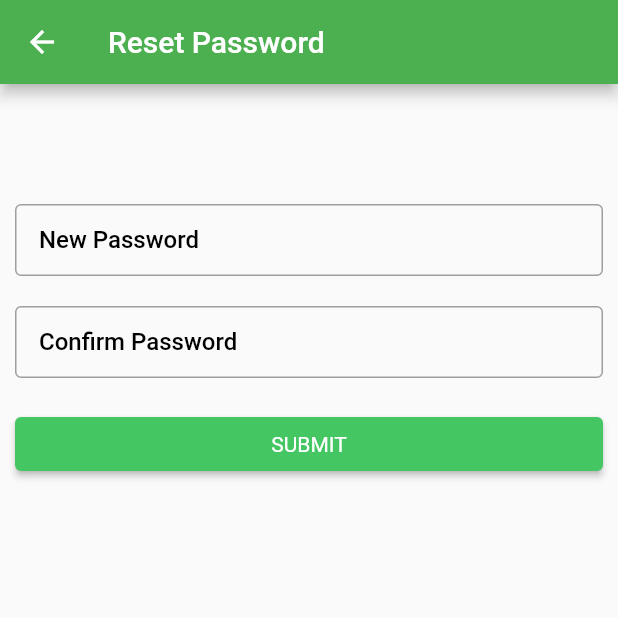
After one commit to goel-sahil/ngmart-app, a Flutter app: the ResetPasswordScreen screen opened directly, on a phone screen of 412 x 824 dp, the top half of it. The commit adds this screen. Run offline on Flutter 3.47's test engine with Material 2 defaults, Android fonts, the phone set to English and light mode, and no system bars; our stand-ins replace carousel_slider, dio, font_awesome_flutter, geolocator, shared_preferences, smooth_star_rating; missing offline and left inert: geocoder, notifier, pin_view, progressive_image; accounts and stored records are empty; Roboto replaces fonts that are missing (Helvetica).

Commit message:
Forgot password flow set

```diff
--- a/lib/Network/APIs.dart
+++ b/lib/Network/APIs.dart
@@ -7,6 +7,11 @@ class APIs {
   static const String register = "$baseUrl/register";
   static const String otpVerify = "$baseUrl/register/verify";
   static const String resendOtp = "$baseUrl/register/otp";
+  static const String forgotPassword = "$baseUrl/forget-password";
+  static const String resetPassword = "$baseUrl/reset-password";
+  static const String forgotPasswordResendOtp = "$baseUrl/forget-password/otp";
+  static const String forgotPasswordOtpVerify =
+      "$baseUrl/forget-password/verify";
   static const String getCategories = "$baseUrl/categories";
   static const String getProducts = "$baseUrl/products";
 }
--- a/lib/helper/ValidatorFunctions.dart
+++ b/lib/helper/ValidatorFunctions.dart
@@ -12,7 +12,9 @@ bool isEmailFormatValid(String email) {
 String emailValidator({
   @required String email,
 }) {
-  if (email.trim().isEmpty) {
+  if (email
+      .trim()
+      .isEmpty) {
     return 'Please enter an email address.';
   } else if (!isEmailFormatValid(email.trim())) {
     return 'Please enter a valid email address.';
@@ -22,10 +24,12 @@ String emailValidator({
 
 // Validates phone number field
 String phoneNumberValidator({@required String phoneNumber}) {
-  if (phoneNumber.trim().isEmpty) {
+  if (phoneNumber
+      .trim()
+      .isEmpty) {
     return 'Please enter a phone number.';
   }
-  if (phoneNumber.length<7) {
+  if (phoneNumber.length < 7) {
     return 'Please enter minimum 7 digit.';
   }
   return null;
@@ -33,7 +37,9 @@ String phoneNumberValidator({@required String phoneNumber}) {
 
 // Validates status field
 String statusValidator({@required String status}) {
-  if (status.trim().isEmpty) {
+  if (status
+      .trim()
+      .isEmpty) {
     return 'Please select stauts.';
   }
   return null;
@@ -41,7 +47,9 @@ String statusValidator({@required String status}) {
 
 // Validates status field
 String activityValidator({@required String activity}) {
-  if (activity.trim().isEmpty) {
+  if (activity
+      .trim()
+      .isEmpty) {
     return 'Please select activity.';
   }
   return null;
@@ -49,7 +57,9 @@ String activityValidator({@required String activity}) {
 
 // Validates message field
 String messageValidator({@required String message}) {
-  if (message.trim().isEmpty) {
+  if (message
+      .trim()
+      .isEmpty) {
     return 'Please enter message.';
   }
   return null;
@@ -57,7 +67,9 @@ String messageValidator({@required String message}) {
 
 // Validates activityDescription field
 String activityDescriptionValidator({@required String message}) {
-  if (message.trim().isEmpty) {
+  if (message
+      .trim()
+      .isEmpty) {
     return 'Please describe the activity.';
   }
   return null;
@@ -65,7 +77,9 @@ String activityDescriptionValidator({@required String message}) {
 
 // Validates attachAFile field
 String attachAFileValidator({@required String file}) {
-  if (file.trim().isEmpty) {
+  if (file
+      .trim()
+      .isEmpty) {
     return 'Please attach a file.';
   }
   return null;
@@ -91,7 +105,6 @@ bool isPasswordLengthValid(String password) {
 bool isPasswordComplexEnough(String password) {
   String p =
       r"^(?=(.*[0-9]))(?=.*[\!@#$%^&*()\\[\]{}\-_+=~`|:;'\<>,./?])(?=.*[a-z])(?=(.*[A-Z]))";
-//      r"(?=(.*[A-Z]))(?=(.*)).{8,}";
   RegExp regExp = new RegExp(p);
   return regExp.hasMatch(password);
 }
@@ -102,8 +115,16 @@ String newPasswordValidator({@required String newPassword}) {
     return 'Please enter new password.';
   } else if (!isPasswordLengthValid(newPassword)) {
     return 'Please use at least 8 characters for password.';
-  } else if (!isPasswordComplexEnough(newPassword)) {
-    return 'Please add 1 digit, 1 uppercase letter and 1 special character.';
+  }
+  return null;
+}
+
+String confirmPassword(
+    {@required String newPassword, @required String password }) {
+  if (newPassword.isEmpty) {
+    return 'Please enter confirm password.';
+  } else if (newPassword!=password) {
+    return 'Confirm password and password should match.';
   }
   return null;
 }
@@ -128,7 +149,9 @@ bool isNameFormatValid(String name) {
 
 // Validates name length
 bool isNameLengthValid(String name) {
-  if (name.trim().length >= 0) {
+  if (name
+      .trim()
+      .length >= 0) {
     return true;
   }
   return false;
@@ -136,7 +159,9 @@ bool isNameLengthValid(String name) {
 
 // Validates first name
 String firstNameValidator({@required String firstName}) {
-  if (firstName.trim().isEmpty) {
+  if (firstName
+      .trim()
+      .isEmpty) {
     return 'Please enter first name.';
   } else if (!isNameLengthValid(firstName.trim())) {
     return 'Please use at least 3 characters for first name.';
@@ -148,7 +173,9 @@ String firstNameValidator({@required String firstName}) {
 
 // Validates middle name
 String middleNameValidator({@required String middleName}) {
-  if (middleName.trim().isEmpty) {
+  if (middleName
+      .trim()
+      .isEmpty) {
     return 'Please enter middle name.';
   } else if (!isNameLengthValid(middleName.trim())) {
     return 'Please use at least 3 characters for middle name.';
@@ -160,7 +187,9 @@ String middleNameValidator({@required String middleName}) {
 
 // Validates name
 String nameValidator({@required String name}) {
-  if (name.trim().isEmpty) {
+  if (name
+      .trim()
+      .isEmpty) {
     return 'Please enter name.';
   } else if (!isNameLengthValid(name.trim())) {
     return 'Please use at least 3 characters for first name.';
@@ -172,7 +201,9 @@ String nameValidator({@required String name}) {
 
 // Validates last name
 String lastNameValidator({@required String lastName}) {
-  if (lastName.trim().isEmpty) {
+  if (lastName
+      .trim()
+      .isEmpty) {
     return 'Please enter last name.';
   } else if (!isNameLengthValid(lastName.trim())) {
     return 'Please use at least 3 characters for last name.';
@@ -184,7 +215,9 @@ String lastNameValidator({@required String lastName}) {
 
 // Validates age
 String ageValidator({@required String age}) {
-  if (age.trim().isEmpty) {
+  if (age
+      .trim()
+      .isEmpty) {
     return 'Please enter age.';
   }
   return null;
--- /dev/null
+++ b/lib/model/forgotPassword/ForgotPassword.dart
@@ -0,0 +1,39 @@
+class ForgotPasswordResponse {
+  String message;
+  Data data;
+
+  ForgotPasswordResponse({this.message, this.data});
+
+  ForgotPasswordResponse.fromJson(Map<String, dynamic> json) {
+    message = json['message'];
+    data = json['data'] != null ? new Data.fromJson(json['data']) : null;
+  }
+
+  Map<String, dynamic> toJson() {
+    final Map<String, dynamic> data = new Map<String, dynamic>();
+    data['message'] = this.message;
+    if (this.data != null) {
+      data['data'] = this.data.toJson();
+    }
+    return data;
+  }
+}
+
+class Data {
+  int code;
+  int userId;
+
+  Data({this.code, this.userId});
+
+  Data.fromJson(Map<String, dynamic> json) {
+    code = json['code'];
+    userId = json['user_id'];
+  }
+
+  Map<String, dynamic> toJson() {
+    final Map<String, dynamic> data = new Map<String, dynamic>();
+    data['code'] = this.code;
+    data['user_id'] = this.userId;
+    return data;
+  }
+}
--- /dev/null
+++ b/lib/model/resetPassword/ResetPasswordRequest.dart
@@ -0,0 +1,21 @@
+class ResetPasswordRequest {
+  String code;
+  int userId;
+  String password;
+
+  ResetPasswordRequest({this.code, this.userId, this.password});
+
+  ResetPasswordRequest.fromJson(Map<String, dynamic> json) {
+    code = json['code'];
+    userId = json['user_id'];
+    password = json['password'];
+  }
+
+  Map<String, dynamic> toJson() {
+    final Map<String, dynamic> data = new Map<String, dynamic>();
+    data['code'] = this.code;
+    data['user_id'] = this.userId;
+    data['password'] = this.password;
+    return data;
+  }
+}
--- a/lib/ui/login/login_screen.dart
+++ b/lib/ui/login/login_screen.dart
@@ -36,10 +36,6 @@ class _LoginState extends State<Login> {
     if (response is APIError) {
       showInSnackBar(response.error);
     } else {
-//      MemoryManagement.setUserLoggedIn(isUserLoggedin: true);
-//      Navigator.of(context).pushAndRemoveUntil(
-//          MaterialPageRoute(builder: (context) =>
-//              NavigationDrawer()), (Route<dynamic> route) => false);
     }
   }
 
--- /dev/null
+++ b/lib/ui/resetPassword/ResetPasswordScreen.dart
@@ -0,0 +1,131 @@
+import 'package:flutter/material.dart';
+import 'package:ngmartflutter/Network/api_error.dart';
+import 'package:ngmartflutter/helper/AppColors.dart';
+import 'package:ngmartflutter/helper/CustomTextStyle.dart';
+import 'package:ngmartflutter/helper/ReusableWidgets.dart';
+import 'package:ngmartflutter/helper/UniversalFunctions.dart';
+import 'package:ngmartflutter/helper/ValidatorFunctions.dart';
+import 'package:ngmartflutter/model/CommonResponse.dart';
+import 'package:ngmartflutter/model/resetPassword/ResetPasswordRequest.dart';
+import 'package:ngmartflutter/notifier_provide_model/login_provider.dart';
+import 'package:provider/provider.dart';
+
+class ResetPasswordScreen extends StatefulWidget {
+  var id;
+  var code;
+
+  ResetPasswordScreen({Key key, this.id, this.code}) : super(key: key);
+
+  @override
+  _ResetPasswordScreenState createState() => _ResetPasswordScreenState();
+}
+
+class _ResetPasswordScreenState extends State<ResetPasswordScreen> {
+  final GlobalKey<ScaffoldState> _scaffoldKeys = new GlobalKey<ScaffoldState>();
+  GlobalKey<FormState> _fieldKey = new GlobalKey<FormState>();
+  TextEditingController _passwordController = new TextEditingController();
+  TextEditingController _newPasswordController = new TextEditingController();
+  FocusNode _passwordField = new FocusNode();
+  FocusNode _newPasswordField = new FocusNode();
+  LoginProvider provider;
+
+  Future<void> _hitApi() async {
+    provider.setLoading();
+    var password = _passwordController.text;
+    var request = ResetPasswordRequest(
+        password: password, code: widget.code, userId: widget.id);
+
+    var response = await provider.resetPassword(request, context);
+    if (response is APIError) {
+      showInSnackBar(response.error);
+    } else {
+      CommonResponse forgotPasswordResponse = response;
+      showInSnackBar(forgotPasswordResponse.message);
+    }
+  }
+
+  void showInSnackBar(String value) {
+    _scaffoldKeys.currentState
+        .showSnackBar(new SnackBar(content: new Text(value)));
+  }
+
+  @override
+  Widget build(BuildContext context) {
+    provider = Provider.of<LoginProvider>(context);
+    return SafeArea(
+      child: Scaffold(
+        key: _scaffoldKeys,
+        appBar: AppBar(
+          title: Text("Reset Password"),
+        ),
+        body: Stack(
+          children: <Widget>[
+            SingleChildScrollView(
+              physics: BouncingScrollPhysics(),
+              child: Form(
+                key: _fieldKey,
+                child: Column(
+                  children: <Widget>[
+                    getSpacer(height: 80),
+                    getTextField(
+                      context: context,
+                      labelText: "New Password",
+                      obsectextType: true,
+                      textType: TextInputType.number,
+                      focusNodeNext: _newPasswordField,
+                      focusNodeCurrent: _passwordField,
+                      enablefield: true,
+                      controller: _passwordController,
+                      validators: (val) =>
+                          newPasswordValidator(newPassword: val),
+                    ),
+                    getSpacer(height: 20),
+                    getTextField(
+                      context: context,
+                      labelText: "Confirm Password",
+                      obsectextType: true,
+                      textType: TextInputType.number,
+                      focusNodeNext: _newPasswordField,
+                      focusNodeCurrent: _newPasswordField,
+                      enablefield: true,
+                      controller: _newPasswordController,
+                      validators: (val) => confirmPassword(
+                          newPassword: val, password: _passwordController.text),
+                    ),
+                    getSpacer(height: 20),
+                    Container(
+                      width: getScreenSize(context: context).width,
+                      padding: EdgeInsets.symmetric(horizontal: 10),
+                      child: RaisedButton(
+                        onPressed: () {
+                          if (_fieldKey.currentState.validate()) {
+                            _hitApi();
+                          }
+                        },
+                        child: Text(
+                          "SUBMIT",
+                          style: CustomTextStyle.textFormFieldRegular
+                              .copyWith(color: Colors.white, fontSize: 14),
+                        ),
+                        color: AppColors.kPrimaryBlue,
+                        textColor: Colors.white,
+                        shape: RoundedRectangleBorder(
+                            borderRadius: BorderRadius.all(Radius.circular(4))),
+                      ),
+                    ),
+                  ],
+                ),
+              ),
+            ),
+            new Center(
+              child: getHalfScreenProviderLoader(
+                status: provider.getLoading(),
+                context: context,
+              ),
+            ),
+          ],
+        ),
+      ),
+    );
+  }
+}
```
Also changed, not shown: lib/notifier_provide_model/login_provider.dart (+57 -9 lines), lib/ui/forgotPassword/ForgotPassword.dart (+40 -4 lines), lib/ui/otp/otp_verification.dart (+30 -8 lines).
